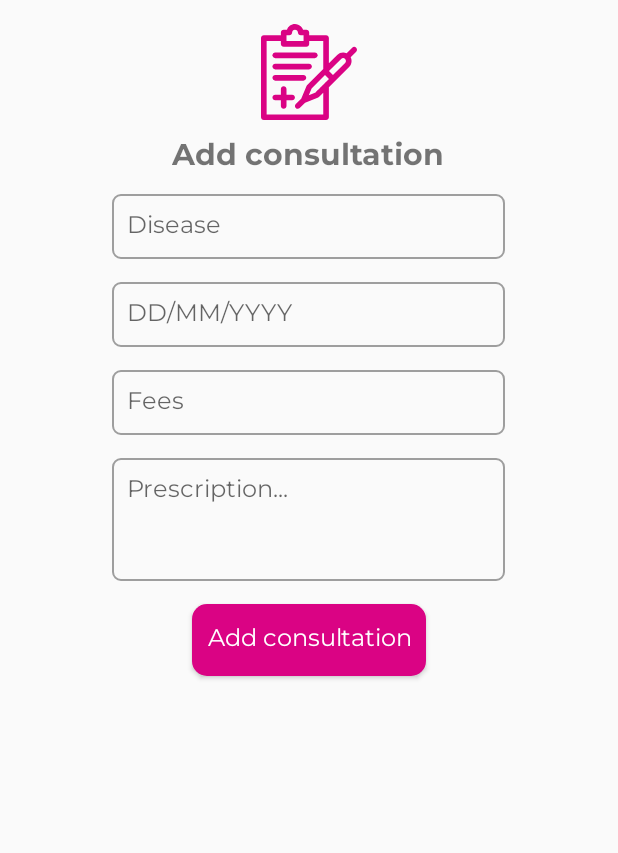
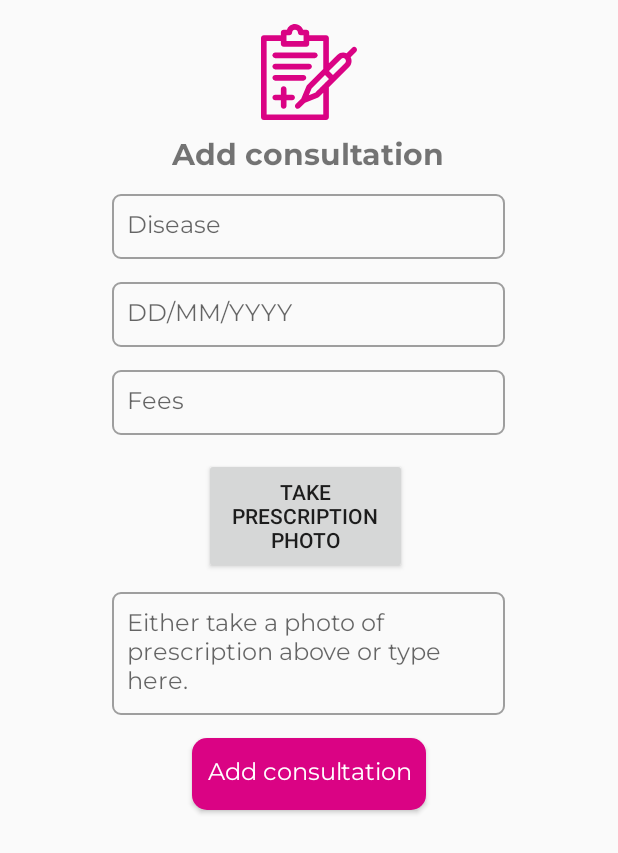
Before and after one commit to nikhilmantri99/SilverCity-Hospital-Healthcare-App, an Android app: the layout add_consultation_dialog.xml on its own in the app's theme, with its tools: preview values and no code run, on a phone screen of 412 x 824 dp. Shown: the top 853 px of the screen. Run offline under Robolectric (Android 15) with nearby library versions, the phone set to English and light mode, and no system bars.

Commit message:
prescription camera enabled

```diff
--- a/app/src/main/java/com/example/SilverCity/DoctorUI/AddHospitalisationDialog.java
+++ b/app/src/main/java/com/example/SilverCity/DoctorUI/AddHospitalisationDialog.java
@@ -52,7 +52,7 @@ public class AddHospitalisationDialog extends AppCompatDialogFragment {
                     Toast.makeText(getActivity(), "A field is empty", Toast.LENGTH_SHORT).show();
                 } else {
                     Hospitalisation hospitalisation = new Hospitalisation(hospitalName.getText().toString(), patientEmail, date.getText().toString(),
-                     disease.getText().toString(), price.getText().toString()+" DH");
+                     disease.getText().toString(), price.getText().toString()+" Rs");
                     DatabaseReference ref = FirebaseDatabase.getInstance().getReference("Hospitalisations");
                     ref.push().setValue(hospitalisation).addOnCompleteListener(new OnCompleteListener<Void>() {
                         @Override
--- a/app/src/main/java/com/example/SilverCity/DoctorUI/DoctorEditProfileInfo.java
+++ b/app/src/main/java/com/example/SilverCity/DoctorUI/DoctorEditProfileInfo.java
@@ -36,7 +36,7 @@ public class DoctorEditProfileInfo extends AppCompatActivity {
     private static final int Pick_Image_Request = 1;
     RevealAnimation mRevealAnimation;
     CircleImageView circleImageView;
-    private Uri mImageUri;
+    private Uri mImageUri=null;
     EditText fullName, speciality, email, phoneNumber, address, city;
     String receivedFullName, receivedSpeciality, receivedEmail, receivedPhoneNumber, receivedAddress, receivedCity, receivedCode;
     String receivedImageUri;
@@ -125,8 +125,6 @@ public class DoctorEditProfileInfo extends AppCompatActivity {
                 Toast.makeText(DoctorEditProfileInfo.this, "Image uploaded successfully", Toast.LENGTH_SHORT).show();
             }
         });
-
-
     }
 
     public void update(View view) {
--- a/app/src/main/res/layout/add_consultation_dialog.xml
+++ b/app/src/main/res/layout/add_consultation_dialog.xml
@@ -64,8 +64,16 @@
         android:textSize="16sp"
         android:layout_marginBottom="15dp"/>
 
+    <Button
+        android:id="@+id/prescription_upload_button"
+        android:layout_width="135dp"
+        android:layout_height="77dp"
+        android:layout_marginLeft="120dp"
+        android:text="Take prescription photo" />
+
     <EditText
         android:id="@+id/prescription"
+        android:layout_marginTop="12dp"
         android:layout_width="262dp"
         android:layout_height="wrap_content"
         android:layout_gravity="center"
@@ -75,7 +83,7 @@
         android:lines="8"
         android:minLines="3"
         android:maxLines="6"
-        android:hint="Prescription..."
+        android:hint="Either take a photo of prescription above or type here."
         android:gravity="top"
         android:inputType="textMultiLine"
         android:scrollbars="vertical"
```
Also changed, not shown: app/src/main/java/com/example/SilverCity/DoctorUI/AddConsultationDialog.java (+112 -5 lines), 1 other file.
